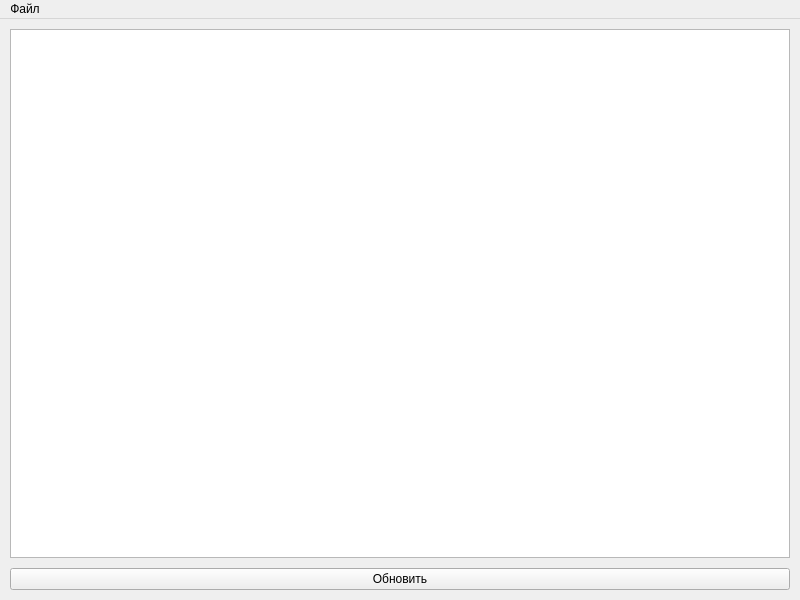
AquaUseful/yanlic_coffee_tasks, file main.ui: the form before one commit.
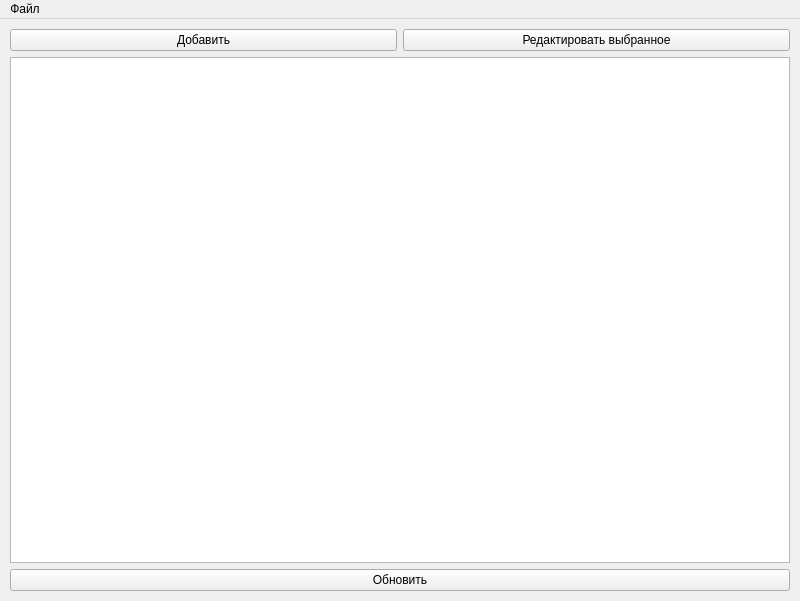
The form after the commit.

```diff
--- a/main.ui
+++ b/main.ui
@@ -7,14 +7,14 @@
     <x>0</x>
     <y>0</y>
     <width>800</width>
-    <height>600</height>
+    <height>601</height>
    </rect>
   </property>
   <property name="windowTitle">
    <string>Эсперссо</string>
   </property>
   <widget class="QWidget" name="centralwidget">
-   <layout class="QGridLayout" name="gridLayout">
+   <layout class="QVBoxLayout" name="verticalLayout">
     <property name="leftMargin">
      <number>10</number>
     </property>
@@ -27,14 +27,29 @@
     <property name="bottomMargin">
      <number>10</number>
     </property>
-    <property name="spacing">
-     <number>10</number>
-    </property>
-    <item row="0" column="0">
+    <item>
+     <layout class="QHBoxLayout" name="horizontalLayout">
+      <item>
+       <widget class="QPushButton" name="pushButton_add">
+        <property name="text">
+         <string>Добавить</string>
+        </property>
+       </widget>
+      </item>
+      <item>
+       <widget class="QPushButton" name="pushButton_edit">
+        <property name="text">
+         <string>Редактировать выбранное</string>
+        </property>
+       </widget>
+      </item>
+     </layout>
+    </item>
+    <item>
      <widget class="QTableWidget" name="tableWidget"/>
     </item>
-    <item row="1" column="0">
-     <widget class="QPushButton" name="pushButton">
+    <item>
+     <widget class="QPushButton" name="pushButton_update">
       <property name="text">
        <string>Обновить</string>
       </property>
```
